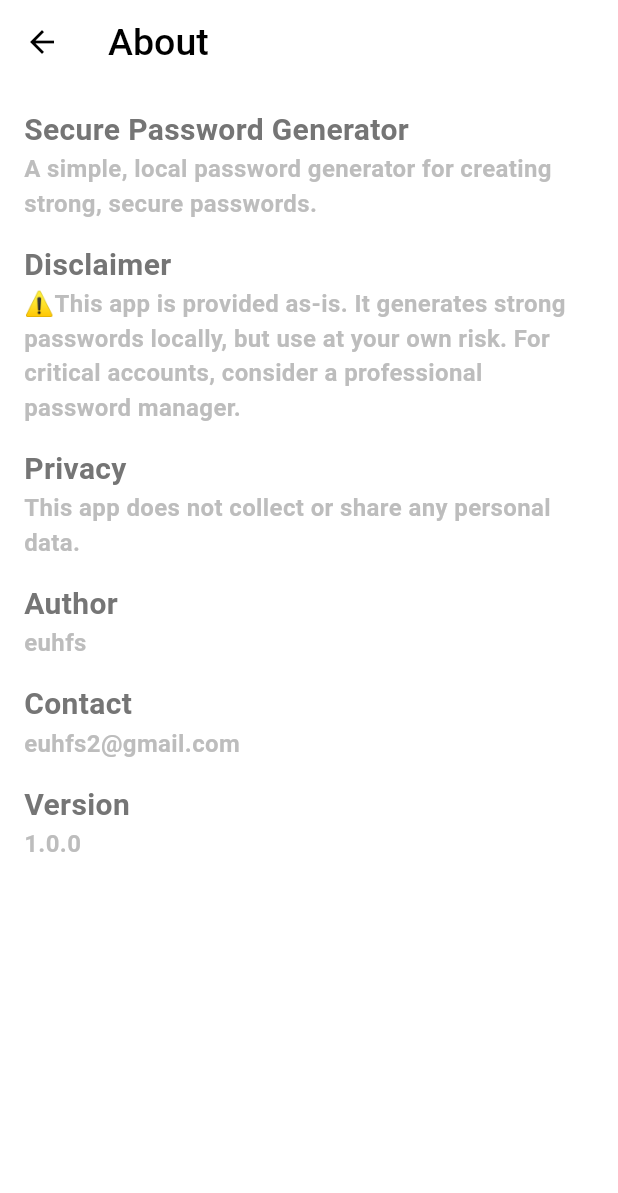
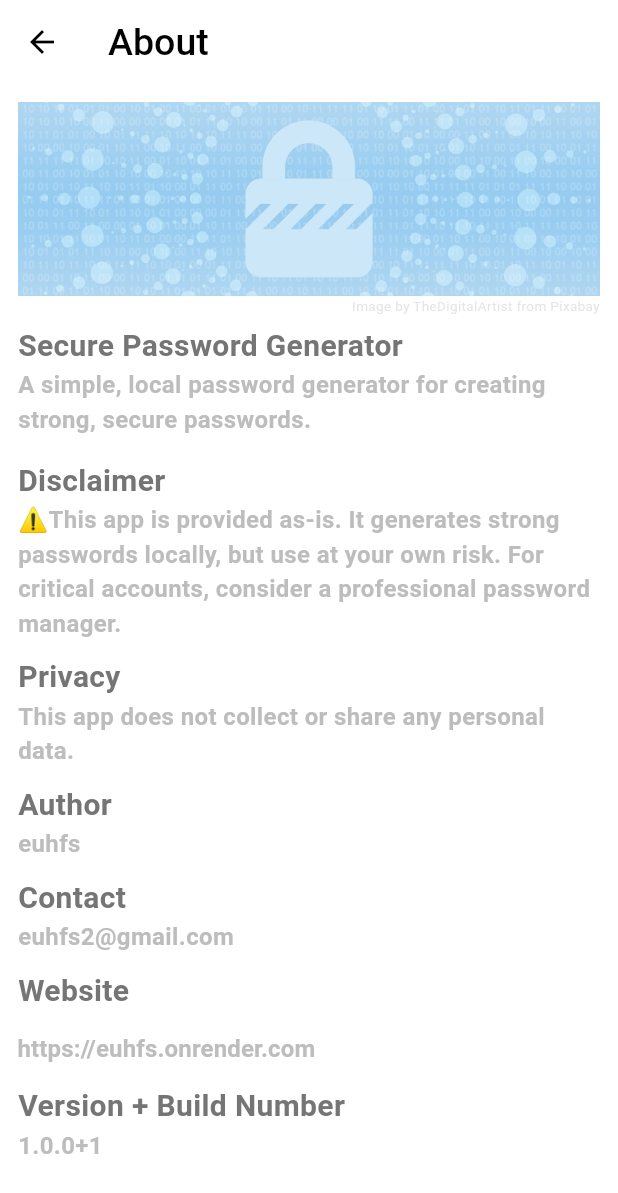
Before and after one commit to euhfs/Password-Generator, a Flutter app: the AboutPage screen opened directly, on a phone screen of 412 x 824 dp. Shown: the top 1193 px of the screen. Run offline on Flutter 3.47's test engine with Material 3 defaults, Android fonts, the light colour scheme and no system bars; our stand-ins replace flutter_secure_storage, google_nav_bar, shared_preferences; accounts and stored records are empty; project files that could hold a hidden picture were left out.

Commit message:
polished about page and some other small stuff across the app

```diff
--- a/lib/pages/about_page.dart
+++ b/lib/pages/about_page.dart
@@ -1,4 +1,5 @@
 import 'package:flutter/material.dart';
+import 'package:url_launcher/url_launcher.dart';
 
 final TextStyle title = TextStyle(
   color: Colors.grey[600],
@@ -11,6 +12,14 @@ TextStyle body = TextStyle(
   fontSize: 16,
 );
 
+// Function to open the website in default browser
+void _launchUrl() async {
+  final url = Uri.parse('https://euhfs.onrender.com');
+  if (!await launchUrl(url, mode: LaunchMode.externalApplication)) {
+    throw 'Could not launch $url';
+  }
+}
+
 class AboutPage extends StatelessWidget {
   const AboutPage({super.key});
 
@@ -19,16 +28,29 @@ class AboutPage extends StatelessWidget {
     return Scaffold(
       backgroundColor: Theme.of(context).scaffoldBackgroundColor,
       appBar: AppBar(title: Text('About')),
-      body: ListView(
-        padding: EdgeInsets.all(16),
+      body: Padding(
+        padding: const EdgeInsets.all(12.0),
+        child: ListView(
           children: [
+            // Image
+            Image.asset('assets/imgs/aboutpage-img.jpg'),
+            Text(
+              'Image by TheDigitalArtist from Pixabay',
+              style: TextStyle(
+                color: const Color.fromARGB(100, 189, 189, 189),
+                fontSize: 9,
+              ),
+              textAlign: TextAlign.end,
+            ),
+            const SizedBox(height: 6),
+
             // About App
             Text('Secure Password Generator', style: title),
             Text(
               'A simple, local password generator for creating strong, secure passwords.',
               style: body,
             ),
-          SizedBox(height: 15),
+            const SizedBox(height: 15),
 
             // Disclaimer
             Text('Disclaimer', style: title),
@@ -36,7 +58,7 @@ class AboutPage extends StatelessWidget {
               '⚠️This app is provided as-is. It generates strong passwords locally, but use at your own risk. For critical accounts, consider a professional password manager.',
               style: body,
             ),
-          SizedBox(height: 15),
+            const SizedBox(height: 10),
 
             // Privacy
             Text('Privacy', style: title),
@@ -44,23 +66,33 @@ class AboutPage extends StatelessWidget {
               'This app does not collect or share any personal data.',
               style: body,
             ),
-          SizedBox(height: 15),
+            const SizedBox(height: 10),
 
             // Author
             Text('Author', style: title),
             Text('euhfs', style: body),
-          SizedBox(height: 15),
+            const SizedBox(height: 10),
 
             // Contact
             Text('Contact', style: title),
             Text('euhfs2@gmail.com', style: body),
-          SizedBox(height: 15),
+            const SizedBox(height: 10),
+
+            // Website
+            Text('Website', style: title),
+            TextButton(
+              onPressed: _launchUrl,
+              style: ButtonStyle(alignment: Alignment(-1.15, 0)),
+              child: Text('https://euhfs.onrender.com', style: body),
+            ),
+            const SizedBox(height: 0),
 
             // App Version
-          Text('Version', style: title),
-          Text('1.0.0', style: body),
-          SizedBox(height: 15),
+            Text('Version + Build Number', style: title),
+            Text('1.0.0+1', style: body),
+            const SizedBox(height: 15),
           ],
+        ),
       ),
     );
   }
--- a/lib/pages/home_page.dart
+++ b/lib/pages/home_page.dart
@@ -311,12 +311,12 @@ class _HomePageState extends State<HomePage> {
                           },
                           child: Padding(
                             padding: selectedType == 0
-                                ? EdgeInsets.all(4)
+                                ? EdgeInsets.all(5.5)
                                 : EdgeInsets.zero,
                             child: AnimatedContainer(
                               duration: Duration(milliseconds: 180),
                               curve: Curves.ease,
-                              height: 56,
+                              height: 54,
                               decoration: BoxDecoration(
                                 color: selectedType == 0
                                     ? theme.scaffoldBackgroundColor
--- a/pubspec.yaml
+++ b/pubspec.yaml
@@ -13,6 +13,7 @@ dependencies:
   flutter_secure_storage: ^9.2.4
   shared_preferences: ^2.5.3
   flutter_native_splash: ^2.4.6
+  url_launcher: ^6.3.2
 
 dev_dependencies:
   flutter_test:
@@ -22,6 +23,7 @@ dev_dependencies:
 flutter:
   assets:
     - assets/passphraselist.txt
+    - assets/imgs/aboutpage-img.jpg
   uses-material-design: true
 
 flutter_native_splash:
```
Also changed, not shown: lib/widgets/popup_menu_button.dart (+11 -0 lines), assets/imgs/aboutpage-img.jpg (added), pubspec.lock, 6 other files. Lines whose indentation alone changed are shown as unchanged.
